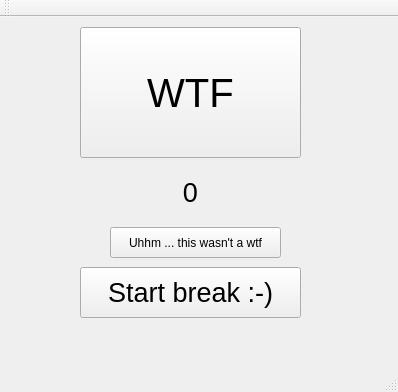
Before: the Qt Designer form mainwindow.ui in AndreasGocht/wtf_per_minute, drawn with Qt 5.
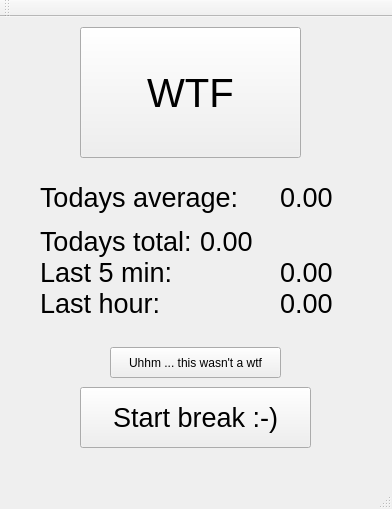
After: the same form once the commit is applied.

Commit message:
add different metrics
add wtfPerMin about the last hour and 5 miniutes.
print the absolute amount of wtfs

Patch:
```diff
--- a/mainwindow.ui
+++ b/mainwindow.ui
@@ -6,8 +6,8 @@
    <rect>
     <x>0</x>
     <y>0</y>
-    <width>398</width>
-    <height>392</height>
+    <width>392</width>
+    <height>509</height>
    </rect>
   </property>
   <property name="windowTitle">
@@ -35,10 +35,10 @@
    <widget class="QLabel" name="label">
     <property name="geometry">
      <rect>
-      <x>130</x>
-      <y>150</y>
-      <width>121</width>
-      <height>51</height>
+      <x>40</x>
+      <y>200</y>
+      <width>311</width>
+      <height>111</height>
      </rect>
     </property>
     <property name="font">
@@ -47,20 +47,25 @@
      </font>
     </property>
     <property name="text">
-     <string>0</string>
+     <string>Todays total:	0.00
+Last 5 min:		0.00
+Last hour:		0.00</string>
     </property>
     <property name="textFormat">
      <enum>Qt::AutoText</enum>
     </property>
     <property name="alignment">
-     <set>Qt::AlignCenter</set>
+     <set>Qt::AlignLeading|Qt::AlignLeft|Qt::AlignVCenter</set>
+    </property>
+    <property name="textInteractionFlags">
+     <set>Qt::LinksAccessibleByMouse|Qt::TextSelectableByMouse</set>
     </property>
    </widget>
    <widget class="QPushButton" name="noWtfButton">
     <property name="geometry">
      <rect>
       <x>110</x>
-      <y>210</y>
+      <y>330</y>
       <width>171</width>
       <height>31</height>
      </rect>
@@ -73,9 +78,9 @@
     <property name="geometry">
      <rect>
       <x>80</x>
-      <y>250</y>
-      <width>221</width>
-      <height>51</height>
+      <y>370</y>
+      <width>231</width>
+      <height>61</height>
      </rect>
     </property>
     <property name="font">
@@ -87,6 +92,33 @@
      <string>Start break :-)</string>
     </property>
    </widget>
+   <widget class="QLabel" name="wtfPerMinLabel">
+    <property name="geometry">
+     <rect>
+      <x>40</x>
+      <y>160</y>
+      <width>311</width>
+      <height>41</height>
+     </rect>
+    </property>
+    <property name="font">
+     <font>
+      <pointsize>20</pointsize>
+     </font>
+    </property>
+    <property name="text">
+     <string>Todays average:	0.00</string>
+    </property>
+    <property name="textFormat">
+     <enum>Qt::AutoText</enum>
+    </property>
+    <property name="alignment">
+     <set>Qt::AlignLeading|Qt::AlignLeft|Qt::AlignVCenter</set>
+    </property>
+    <property name="textInteractionFlags">
+     <set>Qt::LinksAccessibleByMouse|Qt::TextSelectableByMouse</set>
+    </property>
+   </widget>
   </widget>
   <widget class="QMenuBar" name="menuBar">
    <property name="geometry">
```
Left out of the diff: 2 changed lines with no effect on the pictures. The commit also changes 2 other files.
